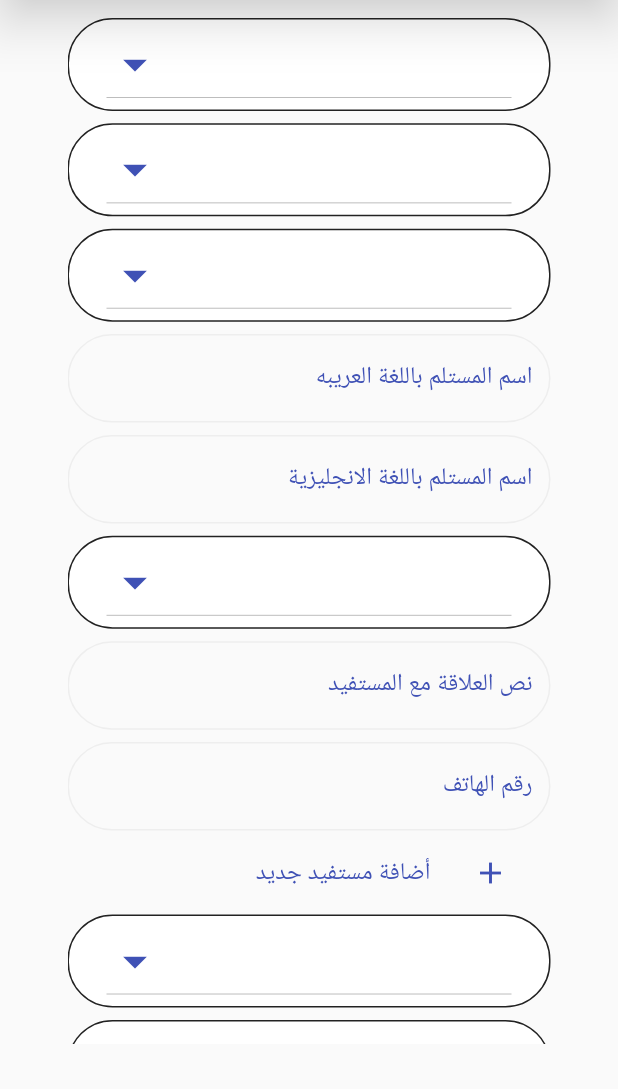
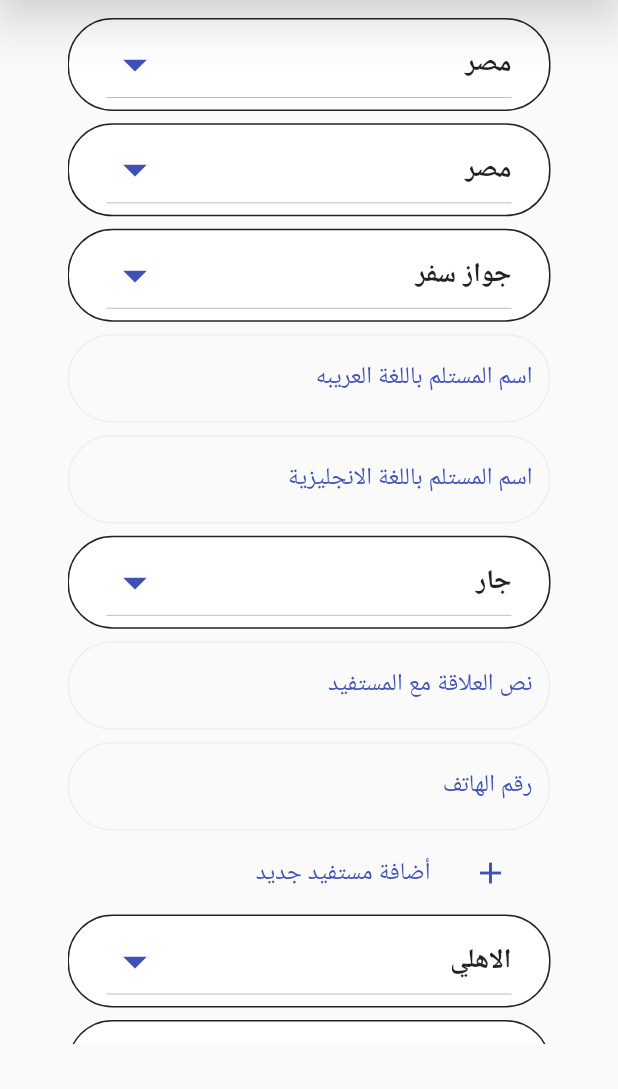
Before and after one commit to MohamedSayedBayoumy/bank_app, a Flutter app: the AddNewClient screen opened directly, on a phone screen of 412 x 824 dp, the part 147-1236 px from its top. Run offline on Flutter 3.47's test engine with Material 2 defaults, Android fonts, the phone set to English and light mode, and no system bars; our stand-ins replace animate_do, flutter_screenutil; Roboto replaces fonts that are missing (Ubuntu).

Commit message:
bank_app

```diff
--- a/lib/peresntation/components/textfiled_component.dart
+++ b/lib/peresntation/components/textfiled_component.dart
@@ -51,7 +51,7 @@ class CustomTextField extends StatelessWidget {
       this.length,
       this.height,
       this.styleBorder,
-      this.width})
+      this.width,  this.borderColor})
       : super(key: key);
 
   @override
--- a/lib/peresntation/screens/add_new_data/add_new_cilent.dart
+++ b/lib/peresntation/screens/add_new_data/add_new_cilent.dart
@@ -11,16 +11,8 @@ class AddNewClient extends StatelessWidget {
   AddNewClient({Key? key}) : super(key: key);
 
 
-  dynamic receiveCountriesController;
 
-  dynamic receiveCountriesController1;
-
-
-  dynamic receiveCountriesController2;
-  dynamic relationshipController;
-
-
-  List<String> receiveCountries = [
+  static List<String> receiveCountries = [
     "مصر",
     "السعوديه",
     "الامارات",
@@ -29,7 +21,7 @@ class AddNewClient extends StatelessWidget {
     "لبنان",
   ];
 
-  List<String> receiveCountries2 = [
+  static  List<String> receiveCountries2 = [
     "مصر",
     "السعوديه",
     "الامارات",
@@ -37,19 +29,28 @@ class AddNewClient extends StatelessWidget {
     "امريكا",
     "لبنان",
   ];
-  List<String> receiveCountries3 = [
+  static  List<String> receiveCountries3 = [
     "جواز سفر",
     "بطاقة",
     "رخصة قيادة",
   ];
 
-  List<String> relationship = [
+  static  List<String> relationship = [
     "جار",
     "صديق",
     "بن عم",
     "وسيط مني",
     "وسيط من عميل اخر",
   ];
+
+  dynamic receiveCountriesController =receiveCountries[0];
+
+  dynamic receiveCountriesController1 = receiveCountries2[0];
+
+
+  dynamic receiveCountriesController2 = receiveCountries3[0] ;
+  dynamic relationshipController = relationship[0];
+
 
   bool needAdd = false ;
 
--- a/lib/peresntation/screens/add_new_data/add_new_data.dart
+++ b/lib/peresntation/screens/add_new_data/add_new_data.dart
@@ -8,23 +8,24 @@ import '../../components/space_component.dart';
 class AddNewData extends StatelessWidget {
   AddNewData({Key? key}) : super(key: key);
 
-  dynamic banKController;
-  dynamic branchController;
-  dynamic typeAccountController;
 
-  List<String> listOfBank = ["الاهلي", "البركة"];
 
-  List<String> listOfBranch = [
+  static List<String> listOfBank = ["الاهلي", "البركة"];
+
+  static List<String> listOfBranch = [
     "الشيخ زايد",
     "التجمع",
     "مصر الجديده",
   ];
-  List<String> typeAccount = [
+  static List<String> typeAccount = [
     "توفير",
     "ادخال",
     "اخري",
   ];
 
+  dynamic banKController = listOfBank[0];
+  dynamic branchController = listOfBranch[1];
+  dynamic typeAccountController = typeAccount[0] ;
   @override
   Widget build(BuildContext context) {
     final media = MediaQuery.of(context).size;
--- a/lib/peresntation/screens/transfer_screens/add_new_transfar.dart
+++ b/lib/peresntation/screens/transfer_screens/add_new_transfar.dart
@@ -201,7 +201,7 @@ class AddNewTransfer extends StatelessWidget {
                 CustomTextField(
                   controller: TextEditingController(),
                   width: media.width * .3,
-
+                  borderColor: Colors.black,
                 ),
                 DropList(
                     list: currencies, value: currenciesController, width: media.width * .4),
@@ -214,7 +214,9 @@ class AddNewTransfer extends StatelessWidget {
                 controller: TextEditingController(),
                 maxLength: 5,
                 labelText: "ملاحظات",
-                labelColor: Colors.black87),
+                labelColor: Colors.black87 ,
+              borderColor: Colors.black,
+            ),
             SpaceComponent(height: media.height * .03),
             GeneralButton(
               onPressed: () {},
--- a/lib/peresntation/screens/wallet/add_balance_screen.dart
+++ b/lib/peresntation/screens/wallet/add_balance_screen.dart
@@ -79,7 +79,7 @@ class AddBalanceScreen extends StatelessWidget {
               ),
               SpaceComponent(height: media.height * .08),
               const Text("المبلغ" , textAlign: TextAlign.right) ,
-              CustomTextField(controller: TextEditingController()),
+              CustomTextField(controller: TextEditingController() , borderColor  :Colors.black87),
               SpaceComponent(height: media.height * .04),
                   const Text(" من البطاقة", textAlign: TextAlign.right) ,
                   DropList(list: id , value: selectChoiceId),
```
Also changed, not shown: lib/main.dart (+4 -11 lines), lib/peresntation/screens/data_confirmation_screens/add_new_phone_number.dart (+82 -82 lines), lib/peresntation/screens/data_confirmation_screens/data_confirmation_screen.dart (+116 -116 lines), lib/peresntation/screens/login&register_screens/login_screen.dart (+57 -33 lines).
